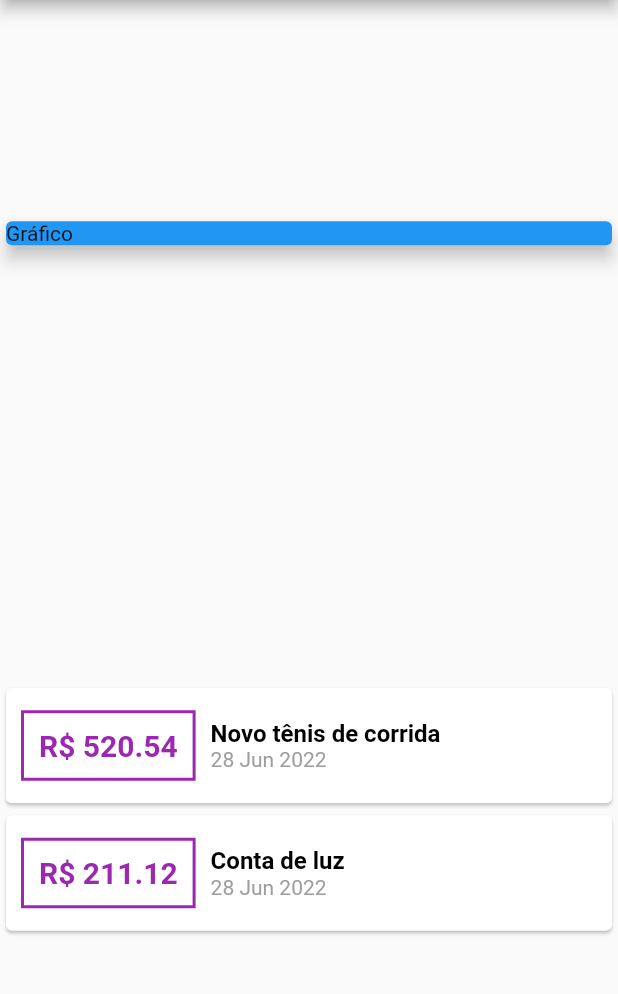
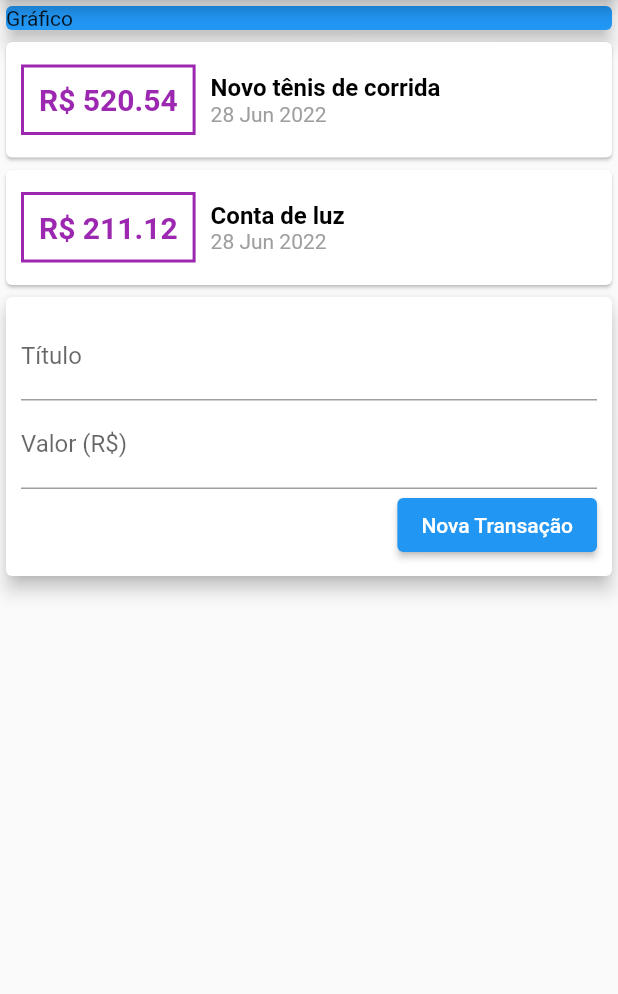
Before and after one commit to marcelookasaki/expenses, a Flutter app: the screen it shows after launch, on a phone screen of 412 x 824 dp, the part 84-1078 px from its top. Run offline on Flutter 3.47's test engine with Material 2 defaults, Android fonts, the phone set to English and light mode, and no system bars; missing offline and left inert: dart:ffi.

```diff
--- a/lib/main.dart
+++ b/lib/main.dart
@@ -12,6 +12,11 @@ class ExpensesApp extends StatelessWidget {
 }
 
 class MyHomePage extends StatelessWidget {
+  final titleController = TextEditingController();
+  final valueController = TextEditingController();
+
+  String? value;
+
   final _transactions = [
     Transaction(
       id: 't1',
@@ -34,7 +39,6 @@ class MyHomePage extends StatelessWidget {
           title: Text('Expenses'),
         ),
         body: Column(
-          mainAxisAlignment: MainAxisAlignment.spaceAround,
           crossAxisAlignment: CrossAxisAlignment.stretch,
           children: <Widget>[
             Container(
@@ -92,6 +96,39 @@ class MyHomePage extends StatelessWidget {
                   );
                 }).toList(),
               ],
+            ),
+            Card(
+              elevation: 5,
+              child: Padding(
+                padding: const EdgeInsets.all(10),
+                child: Column(
+                  children: [
+                    TextField(
+                      controller: titleController,
+                      decoration: InputDecoration(
+                        labelText: 'Título',
+                      ),
+                    ),
+                    TextField(
+                      controller: valueController,
+                      decoration: InputDecoration(
+                        labelText: 'Valor (R\$)',
+                      ),
+                    ),
+                    Row(
+                      mainAxisAlignment: MainAxisAlignment.end,
+                      children: [
+                        ElevatedButton(
+                            onPressed: () {
+                              print(titleController.text);
+                              print(valueController.text);
+                            },
+                            child: Text('Nova Transação'))
+                      ],
+                    ),
+                  ],
+                ),
+              ),
             )
           ],
         ));
```
